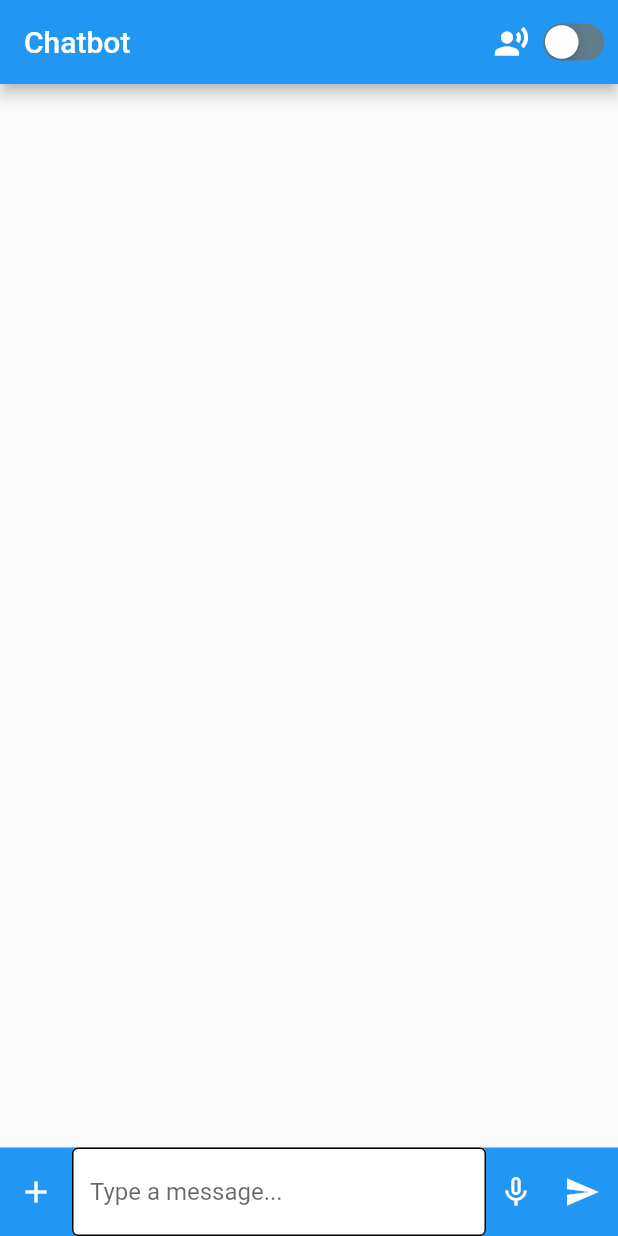
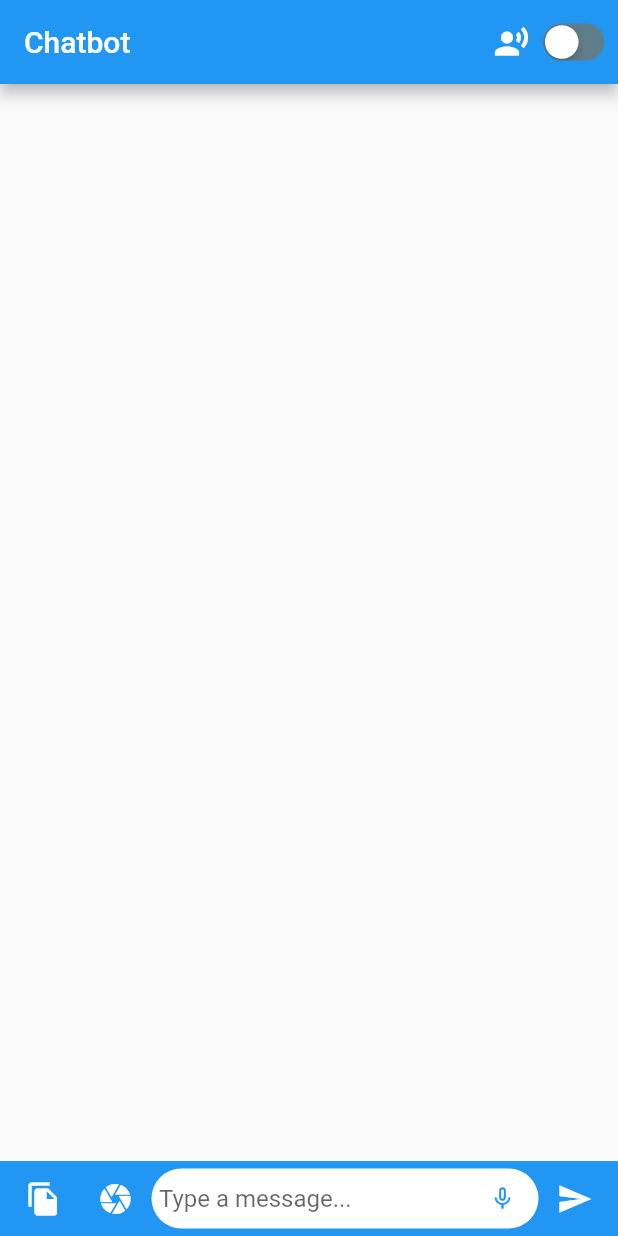
Before and after one commit to Buet-CSE-Fest-Answer-is-42/chatbot, a Flutter app: the screen it shows after launch, on a phone screen of 412 x 824 dp. Run offline on Flutter 3.47's test engine with Material 2 defaults, Android fonts, the phone set to English and light mode, and no system bars; drawn by our look-alikes of avatar_glow; our stand-ins replace file_picker, flutter_tts, speech_to_text.

Commit message:
feat: text extraction from file

```diff
--- a/chatbot_frontend/lib/main.dart
+++ b/chatbot_frontend/lib/main.dart
@@ -1,6 +1,7 @@
 import 'dart:developer';
 
 import 'package:avatar_glow/avatar_glow.dart';
+import 'package:chatbot_frontend/helper/text_extractor.dart';
 import 'package:chatbot_frontend/providers/session_provider.dart';
 import 'package:flutter/cupertino.dart';
 import 'package:flutter/material.dart';
@@ -50,6 +51,9 @@ class _MyHomePageState extends State<MyHomePage> {
   bool isListening = false;
   bool isWaiting = false;
   bool isSpeaking = false;
+  bool isExpanded = false;
+
+  final FocusNode _focusNode = FocusNode();
   FlutterTts textToSpeech = FlutterTts();
 
   final TextEditingController controller = TextEditingController();
@@ -109,9 +113,9 @@ class _MyHomePageState extends State<MyHomePage> {
 
     return Scaffold(
       appBar: AppBar(
-        title: Text("Chatbot"),
+        title: const Text("Chatbot"),
         actions: [
-          Icon(
+          const Icon(
             Icons.record_voice_over,
           ),
           Transform.scale(
@@ -130,6 +134,8 @@ class _MyHomePageState extends State<MyHomePage> {
         mainAxisSize: MainAxisSize.max,
         children: [
           Flexible(
+            child: GestureDetector(
+              onTap: () => FocusScope.of(context).unfocus(),
               child: ListView.builder(
                   reverse: true,
                   itemCount: messages.length,
@@ -143,52 +149,104 @@ class _MyHomePageState extends State<MyHomePage> {
                     );
                   }),
             ),
+          ),
           if (isWaiting)
             Column(mainAxisSize: MainAxisSize.min, children: [
-              CircularProgressIndicator(),
-              Text("Waiting for Response..."),
-              SizedBox(
+              const CircularProgressIndicator(),
+              const Text("Waiting for Response..."),
+              const SizedBox(
                 height: 20,
               ),
             ]),
           Container(
+            height: 50,
+            padding: const EdgeInsets.all(5),
+            decoration: BoxDecoration(
               color: Colors.blue,
+            ),
             child: Row(children: [
+              if (!isExpanded)
                 IconButton(
-                onPressed: () {},
-                icon: Icon(
+                  onPressed: () async {
+                    await TextExtractor.fromFile().then((value) {
+                      if (value != null) {
+                        sendData(context, message: value);
+                      }
+                    });
+                  },
+                  icon: const Icon(
+                    Icons.file_copy,
+                    color: Colors.white,
+                  ),
+                ),
+              if (!isExpanded)
+                IconButton(
+                  onPressed: () {
+                    TextExtractor.fromFile();
+                  },
+                  icon: const Icon(
+                    Icons.camera,
+                    color: Colors.white,
+                  ),
+                ),
+              if (isExpanded)
+                IconButton(
+                  onPressed: () {
+                    _focusNode.unfocus();
+                    isExpanded = false;
+                    setState(() {});
+                  },
+                  icon: const Icon(
                     Icons.add,
                     color: Colors.white,
                   ),
                 ),
               Flexible(
+                child: Focus(
+                  focusNode: _focusNode,
+                  onFocusChange: (value) {
+                    isExpanded = value;
+                    setState(() {});
+                  },
                   child: TextFormField(
                     keyboardType: TextInputType.multiline,
                     maxLines: null,
                     controller: controller,
                     decoration: InputDecoration(
-                    hintText: "Type a message...",
-                    fillColor: Colors.white,
-                    filled: true,
-                    enabledBorder: OutlineInputBorder(),
-                  ),
-                ),
-              ),
-              AvatarGlow(
+                        contentPadding: const EdgeInsets.all(5),
+                        isDense: true,
+                        suffixIcon: AvatarGlow(
                           endRadius: 20.0,
                           animate: isListening,
                           curve: Curves.decelerate,
                           duration: const Duration(milliseconds: 1000),
-                repeatPauseDuration: const Duration(milliseconds: 100),
+                          repeatPauseDuration:
+                              const Duration(milliseconds: 100),
                           repeat: true,
                           showTwoGlows: true,
+                          glowColor: Colors.blueAccent,
                           child: GestureDetector(
                             onTap: _speechToText.isNotListening
                                 ? _startListening
                                 : _stopListening,
                             child: Icon(
                               isListening ? Icons.mic : Icons.mic_none,
-                    color: Colors.white,
+                              color: Colors.blue,
+                            ),
+                          ),
+                        ),
+                        hintText: "Type a message...",
+                        fillColor: Colors.white,
+                        filled: true,
+                        enabledBorder: OutlineInputBorder(
+                          borderRadius: BorderRadius.circular(30),
+                          borderSide: BorderSide.none,
+                        ),
+                        focusedBorder: OutlineInputBorder(
+                          borderRadius: BorderRadius.circular(30),
+                          borderSide:
+                              BorderSide(color: Colors.blueGrey, width: 2),
+                        )),
                   ),
                 ),
               ),
@@ -204,7 +262,7 @@ class _MyHomePageState extends State<MyHomePage> {
                   });
                   controller.clear();
                 },
-                icon: Icon(
+                icon: const Icon(
                   Icons.send,
                   color: Colors.white,
                 ),
--- a/chatbot_frontend/pubspec.yaml
+++ b/chatbot_frontend/pubspec.yaml
@@ -41,6 +41,7 @@ dependencies:
   flutter_tts: ^3.7.0
   http: ^0.13.5
   provider: ^6.0.5
+  file_picker: ^5.3.1
 
 dev_dependencies:
   flutter_test:
```
Also changed, not shown: chatbot_frontend/lib/helper/text_extractor.dart (added, +25 -0 lines), chatbot_frontend/pubspec.lock. Lines whose indentation alone changed are shown as unchanged.
